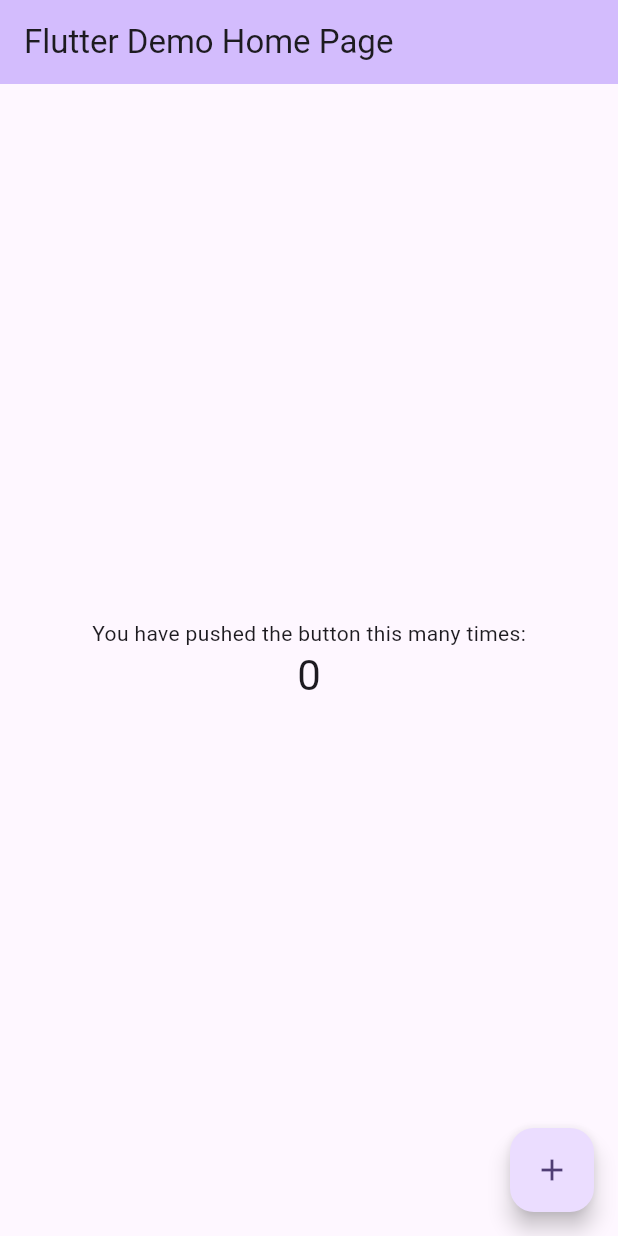
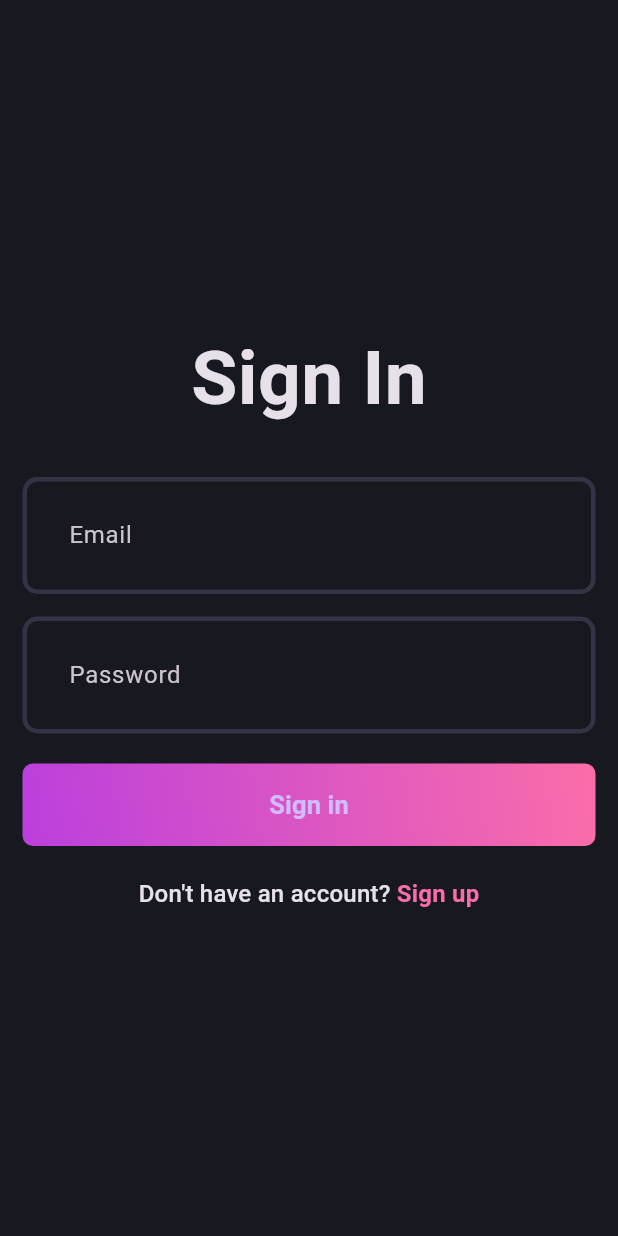
Before and after one commit to sarahpng/blog_app, a Flutter app: the screen it shows after launch, on a phone screen of 412 x 824 dp. Run offline on Flutter 3.47's test engine with Material 3 defaults, Android fonts, the phone set to English and light mode, and no system bars; our stand-ins replace go_router.

Commit message:
auth ui screens and setup

```diff
--- /dev/null
+++ b/lib/core/routes/route_names.dart
@@ -0,0 +1,4 @@
+class RouteNames {
+  static final login = '/login';
+  static final signup = '/signup';
+}
--- /dev/null
+++ b/lib/core/routes/routes.dart
@@ -0,0 +1,20 @@
+import 'package:blog_app/core/routes/route_names.dart';
+import 'package:blog_app/features/auth/presentation/pages/login_page.dart';
+import 'package:blog_app/features/auth/presentation/pages/signup_page.dart';
+import 'package:go_router/go_router.dart';
+
+final routes = GoRouter(
+  initialLocation: RouteNames.login,
+  routes: [
+    GoRoute(
+      path: RouteNames.login,
+      name: RouteNames.login,
+      builder: (context, state) => LoginPage(),
+    ),
+    GoRoute(
+      path: RouteNames.signup,
+      name: RouteNames.signup,
+      builder: (context, state) => SignupPage(),
+    ),
+  ],
+);
--- /dev/null
+++ b/lib/core/theme/app_pallete.dart
@@ -0,0 +1,13 @@
+import 'package:flutter/material.dart';
+
+class AppPallete {
+  static const Color backgroundColor = Color.fromRGBO(24, 24, 32, 1);
+  static const Color gradient1 = Color.fromRGBO(187, 63, 221, 1);
+  static const Color gradient2 = Color.fromRGBO(251, 109, 169, 1);
+  static const Color gradient3 = Color.fromRGBO(255, 159, 124, 1);
+  static const Color borderColor = Color.fromRGBO(52, 51, 67, 1);
+  static const Color whiteColor = Colors.white;
+  static const Color greyColor = Colors.grey;
+  static const Color errorColor = Colors.redAccent;
+  static const Color transparentColor = Colors.transparent;
+}
--- /dev/null
+++ b/lib/core/theme/theme.dart
@@ -0,0 +1,18 @@
+import 'package:blog_app/core/theme/app_pallete.dart';
+import 'package:flutter/material.dart';
+
+class AppTheme {
+  static _border({Color? color}) => OutlineInputBorder(
+    borderRadius: BorderRadius.circular(10),
+    borderSide: BorderSide(color: color ?? AppPallete.borderColor, width: 3),
+  );
+  static final darkThemeMode = ThemeData.dark().copyWith(
+    scaffoldBackgroundColor: AppPallete.backgroundColor,
+    appBarTheme: AppBarTheme(backgroundColor: AppPallete.backgroundColor),
+    inputDecorationTheme: InputDecorationTheme(
+      contentPadding: EdgeInsets.all(27),
+      enabledBorder: _border(),
+      focusedBorder: _border(color: AppPallete.gradient2),
+    ),
+  );
+}
--- /dev/null
+++ b/lib/features/auth/presentation/pages/login_page.dart
@@ -0,0 +1,73 @@
+import 'package:blog_app/core/routes/route_names.dart';
+import 'package:blog_app/core/theme/app_pallete.dart';
+import 'package:blog_app/features/auth/presentation/widgets/auth_field.dart';
+import 'package:blog_app/features/auth/presentation/widgets/auth_gradient_button.dart';
+import 'package:flutter/material.dart';
+import 'package:go_router/go_router.dart';
+
+class LoginPage extends StatefulWidget {
+  const LoginPage({super.key});
+
+  @override
+  State<LoginPage> createState() => _LoginPageState();
+}
+
+class _LoginPageState extends State<LoginPage> {
+  final emailController = TextEditingController();
+  final passwordController = TextEditingController();
+  final formKey = GlobalKey<FormState>();
+
+  @override
+  void dispose() {
+    emailController.dispose();
+    passwordController.dispose();
+    super.dispose();
+  }
+
+  @override
+  Widget build(BuildContext context) {
+    return Scaffold(
+      body: Padding(
+        padding: const EdgeInsets.symmetric(horizontal: 15),
+        child: Form(
+          key: formKey,
+          child: Column(
+            mainAxisAlignment: MainAxisAlignment.center,
+            children: [
+              Text(
+                'Sign In',
+                style: TextStyle(fontSize: 50, fontWeight: FontWeight.bold),
+              ),
+              const SizedBox(height: 30),
+              AuthField(hintText: 'Email', controller: emailController),
+              const SizedBox(height: 15),
+              AuthField(hintText: 'Password', controller: passwordController),
+              const SizedBox(height: 20),
+              AuthGradientButton(text: 'Sign in'),
+              const SizedBox(height: 20),
+              GestureDetector(
+                onTap: () => context.pushNamed(RouteNames.signup),
+                child: RichText(
+                  text: TextSpan(
+                    text: 'Don\'t have an account? ',
+                    style: Theme.of(context).textTheme.titleMedium,
+                    children: [
+                      TextSpan(
+                        text: 'Sign up',
+                        style: Theme.of(context).textTheme.titleMedium
+                            ?.copyWith(
+                              color: AppPallete.gradient2,
+                              fontWeight: FontWeight.bold,
+                            ),
+                      ),
+                    ],
+                  ),
+                ),
+              ),
+            ],
+          ),
+        ),
+      ),
+    );
+  }
+}
--- /dev/null
+++ b/lib/features/auth/presentation/widgets/auth_field.dart
@@ -0,0 +1,25 @@
+import 'package:flutter/material.dart';
+
+class AuthField extends StatelessWidget {
+  final String hintText;
+  final TextEditingController controller;
+  const AuthField({
+    super.key,
+    required this.hintText,
+    required this.controller,
+  });
+
+  @override
+  Widget build(BuildContext context) {
+    return TextFormField(
+      controller: controller,
+      decoration: InputDecoration(hintText: hintText),
+      validator: (value) {
+        if (value!.isEmpty) {
+          return '$hintText is missing';
+        }
+        return null;
+      },
+    );
+  }
+}
--- /dev/null
+++ b/lib/features/auth/presentation/widgets/auth_gradient_button.dart
@@ -0,0 +1,33 @@
+import 'package:blog_app/core/theme/app_pallete.dart';
+import 'package:flutter/material.dart';
+
+class AuthGradientButton extends StatelessWidget {
+  final String text;
+  const AuthGradientButton({super.key, required this.text});
+
+  @override
+  Widget build(BuildContext context) {
+    return Container(
+      decoration: BoxDecoration(
+        borderRadius: BorderRadius.circular(7),
+        gradient: LinearGradient(
+          colors: [AppPallete.gradient1, AppPallete.gradient2],
+          begin: Alignment.bottomLeft,
+          end: Alignment.topRight,
+        ),
+      ),
+      child: ElevatedButton(
+        style: ElevatedButton.styleFrom(
+          fixedSize: const Size(395, 55),
+          backgroundColor: AppPallete.transparentColor,
+          shadowColor: AppPallete.transparentColor,
+        ),
+        onPressed: () {},
+        child: Text(
+          text,
+          style: TextStyle(fontSize: 17, fontWeight: FontWeight.w600),
+        ),
+      ),
+    );
+  }
+}
--- a/lib/main.dart
+++ b/lib/main.dart
@@ -1,3 +1,7 @@
+import 'package:blog_app/core/routes/routes.dart';
+import 'package:blog_app/core/theme/theme.dart';
+import 'package:blog_app/features/auth/presentation/pages/login_page.dart';
+import 'package:blog_app/features/auth/presentation/pages/signup_page.dart';
 import 'package:flutter/material.dart';
 
 void main() {
@@ -10,113 +14,11 @@ class MyApp extends StatelessWidget {
   // This widget is the root of your application.
   @override
   Widget build(BuildContext context) {
-    return MaterialApp(
-      title: 'Flutter Demo',
-      theme: ThemeData(
-        // This is the theme of your application.
-        //
-        // TRY THIS: Try running your application with "flutter run". You'll see
-        // the application has a purple toolbar. Then, without quitting the app,
-        // try changing the seedColor in the colorScheme below to Colors.green
-        // and then invoke "hot reload" (save your changes or press the "hot
-        // reload" button in a Flutter-supported IDE, or press "r" if you used
-        // the command line to start the app).
-        //
-        // Notice that the counter didn't reset back to zero; the application
-        // state is not lost during the reload. To reset the state, use hot
-        // restart instead.
-        //
-        // This works for code too, not just values: Most code changes can be
-        // tested with just a hot reload.
-        colorScheme: ColorScheme.fromSeed(seedColor: Colors.deepPurple),
-      ),
-      home: const MyHomePage(title: 'Flutter Demo Home Page'),
+    return MaterialApp.router(
+      routerConfig: routes,
+      debugShowCheckedModeBanner: false,
+      title: 'Blog App',
+      theme: AppTheme.darkThemeMode,
     );
   }
 }
-
-class MyHomePage extends StatefulWidget {
-  const MyHomePage({super.key, required this.title});
-
-  // This widget is the home page of your application. It is stateful, meaning
-  // that it has a State object (defined below) that contains fields that affect
-  // how it looks.
-
-  // This class is the configuration for the state. It holds the values (in this
-  // case the title) provided by the parent (in this case the App widget) and
-  // used by the build method of the State. Fields in a Widget subclass are
-  // always marked "final".
-
-  final String title;
-
-  @override
-  State<MyHomePage> createState() => _MyHomePageState();
-}
-
-class _MyHomePageState extends State<MyHomePage> {
-  int _counter = 0;
-
-  void _incrementCounter() {
-    setState(() {
-      // This call to setState tells the Flutter framework that something has
-      // changed in this State, which causes it to rerun the build method below
-      // so that the display can reflect the updated values. If we changed
-      // _counter without calling setState(), then the build method would not be
-      // called again, and so nothing would appear to happen.
-      _counter++;
-    });
-  }
-
-  @override
-  Widget build(BuildContext context) {
-    // This method is rerun every time setState is called, for instance as done
-    // by the _incrementCounter method above.
-    //
-    // The Flutter framework has been optimized to make rerunning build methods
-    // fast, so that you can just rebuild anything that needs updating rather
-    // than having to individually change instances of widgets.
-    return Scaffold(
-      appBar: AppBar(
-        // TRY THIS: Try changing the color here to a specific color (to
-        // Colors.amber, perhaps?) and trigger a hot reload to see the AppBar
-        // change color while the other colors stay the same.
-        backgroundColor: Theme.of(context).colorScheme.inversePrimary,
-        // Here we take the value from the MyHomePage object that was created by
-        // the App.build method, and use it to set our appbar title.
-        title: Text(widget.title),
-      ),
-      body: Center(
-        // Center is a layout widget. It takes a single child and positions it
-        // in the middle of the parent.
-        child: Column(
-          // Column is also a layout widget. It takes a list of children and
-          // arranges them vertically. By default, it sizes itself to fit its
-          // children horizontally, and tries to be as tall as its parent.
-          //
-          // Column has various properties to control how it sizes itself and
-          // how it positions its children. Here we use mainAxisAlignment to
-          // center the children vertically; the main axis here is the vertical
-          // axis because Columns are vertical (the cross axis would be
-          // horizontal).
-          //
-          // TRY THIS: Invoke "debug painting" (choose the "Toggle Debug Paint"
-          // action in the IDE, or press "p" in the console), to see the
-          // wireframe for each widget.
-          mainAxisAlignment: MainAxisAlignment.center,
-          children: <Widget>[
-            const Text('You have pushed the button this many times:'),
-            Text(
-              '$_counter',
-              style: Theme.of(context).textTheme.headlineMedium,
-            ),
-          ],
-        ),
-      ),
-      floatingActionButton: FloatingActionButton(
-        onPressed: _incrementCounter,
-        tooltip: 'Increment',
-        child: const Icon(Icons.add),
-      ), // This trailing comma makes auto-formatting nicer for build methods.
-    );
-  }
-}
--- a/pubspec.yaml
+++ b/pubspec.yaml
@@ -34,6 +34,7 @@ dependencies:
   # The following adds the Cupertino Icons font to your application.
   # Use with the CupertinoIcons class for iOS style icons.
   cupertino_icons: ^1.0.8
+  go_router: ^17.0.0
 
 dev_dependencies:
   flutter_test:
```
Also changed, not shown: lib/features/auth/presentation/pages/signup_page.dart (added, +78 -0 lines), pubspec.lock.
